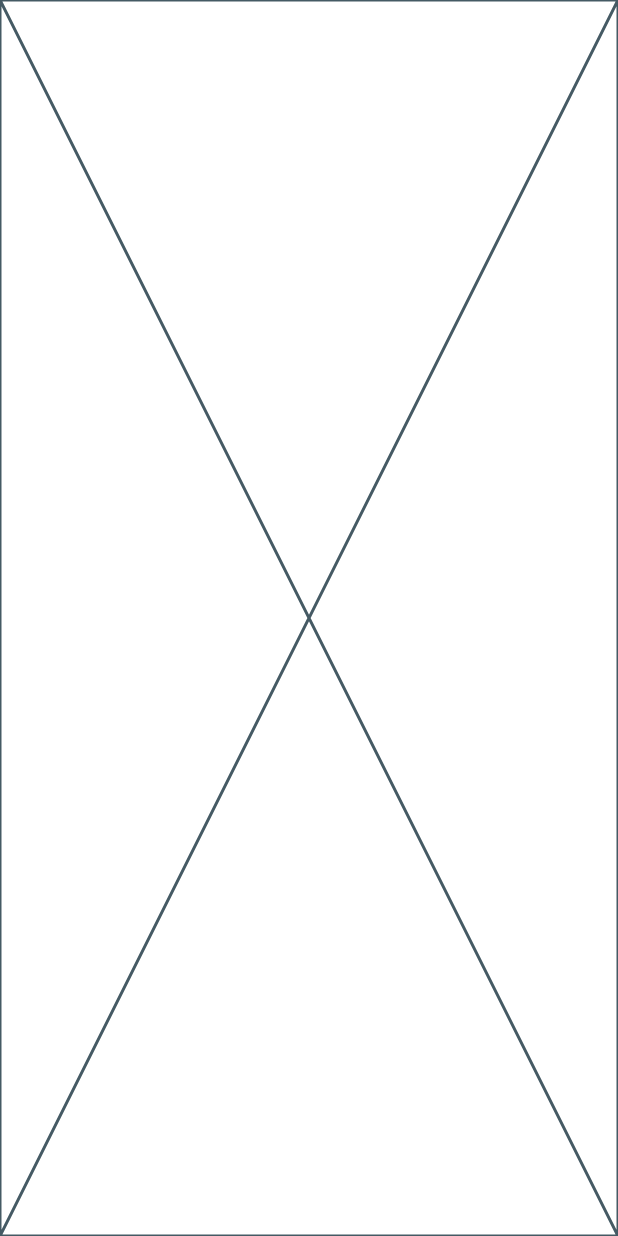
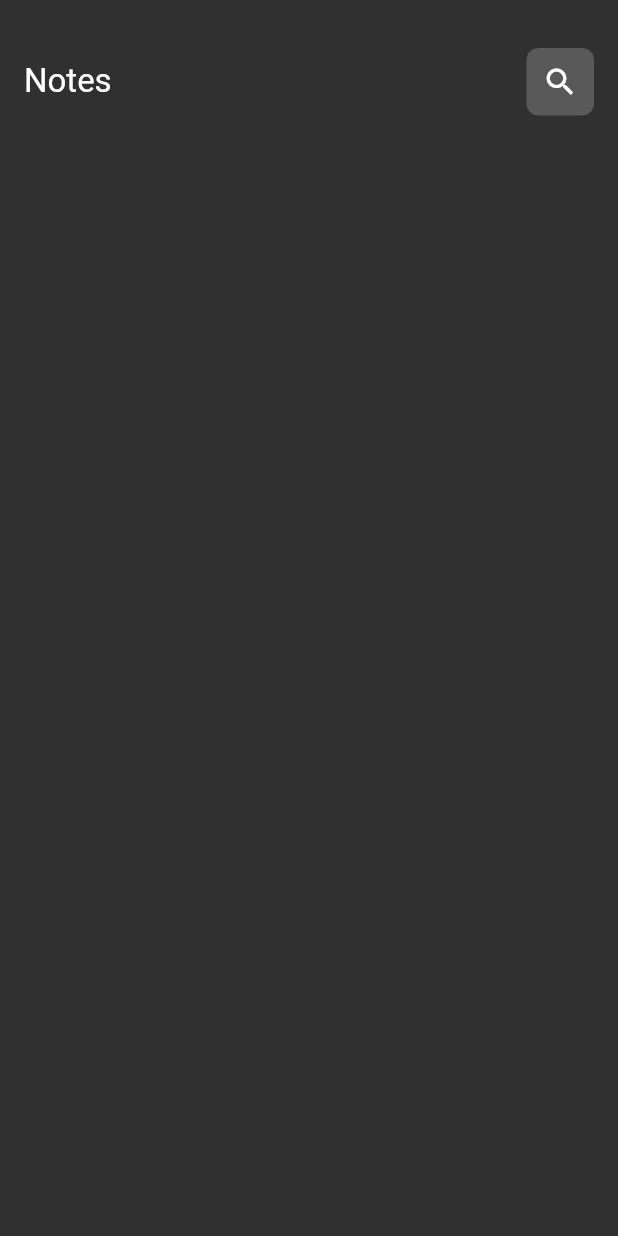
Before and after one commit to ammar74/notes, a Flutter app: the screen it shows after launch, on a phone screen of 412 x 824 dp. Run offline on Flutter 3.47's test engine with Material 2 defaults, Android fonts, the phone set to English and light mode, and no system bars.

Commit message:
change app theme and create Notes view then customized appBar

```diff
--- a/lib/main.dart
+++ b/lib/main.dart
@@ -1,4 +1,5 @@
 import 'package:flutter/material.dart';
+import 'package:notes/views/notes_view.dart';
 
 void main() {
   runApp(const NotesApp());
@@ -8,6 +9,10 @@ class NotesApp extends StatelessWidget {
 
   @override
   Widget build(BuildContext context) {
-    return const Placeholder();
+    return MaterialApp(
+      debugShowCheckedModeBanner: false,
+      theme: ThemeData.dark(),
+      home: const NotesView(),
+    );
   }
 }
--- /dev/null
+++ b/lib/views/notes_view.dart
@@ -0,0 +1,13 @@
+import 'package:flutter/material.dart';
+import 'package:notes/views/widgets/notes_view_body.dart';
+
+class NotesView extends StatelessWidget {
+  const NotesView({super.key});
+
+  @override
+  Widget build(BuildContext context) {
+    return  const Scaffold(
+      body: NotesViewBody(),
+    );
+  }
+}
--- /dev/null
+++ b/lib/views/widgets/custom_app_bar.dart
@@ -0,0 +1,26 @@
+
+import 'package:flutter/material.dart';
+import 'package:notes/views/widgets/custom_search_icon.dart';
+
+class CustomAppBar extends StatelessWidget {
+  const CustomAppBar({super.key});
+
+  @override
+  Widget build(BuildContext context) {
+    return const Padding(
+      padding: EdgeInsets.symmetric(horizontal: 16.0),
+      child: Row(
+        mainAxisAlignment: MainAxisAlignment.spaceBetween,
+        children: [
+          Text(
+            'Notes',
+            style: TextStyle(
+              fontSize: 22,
+            ),
+          ),
+          CustomSearchIcon(),
+        ],
+      ),
+    );
+  }
+}
--- /dev/null
+++ b/lib/views/widgets/custom_search_icon.dart
@@ -0,0 +1,18 @@
+import 'package:flutter/material.dart';
+
+class CustomSearchIcon extends StatelessWidget {
+  const CustomSearchIcon({super.key});
+
+  @override
+  Widget build(BuildContext context) {
+    return Container(
+      height: 45,
+      width: 45,
+      decoration: BoxDecoration(
+        borderRadius: BorderRadius.circular(8.0),
+          color: Colors.white.withOpacity(0.2)
+      ),
+      child: const Center(child: Icon(Icons.search)),
+    );
+  }
+}
--- /dev/null
+++ b/lib/views/widgets/notes_view_body.dart
@@ -0,0 +1,19 @@
+
+import 'package:flutter/material.dart';
+import 'package:notes/views/widgets/custom_app_bar.dart';
+
+class NotesViewBody extends StatelessWidget {
+  const NotesViewBody({super.key});
+
+  @override
+  Widget build(BuildContext context) {
+    return const Padding(
+      padding: EdgeInsets.only(top :32.0),
+      child: Column(
+        children: [
+          CustomAppBar()
+        ],
+      ),
+    );
+  }
+}
```
